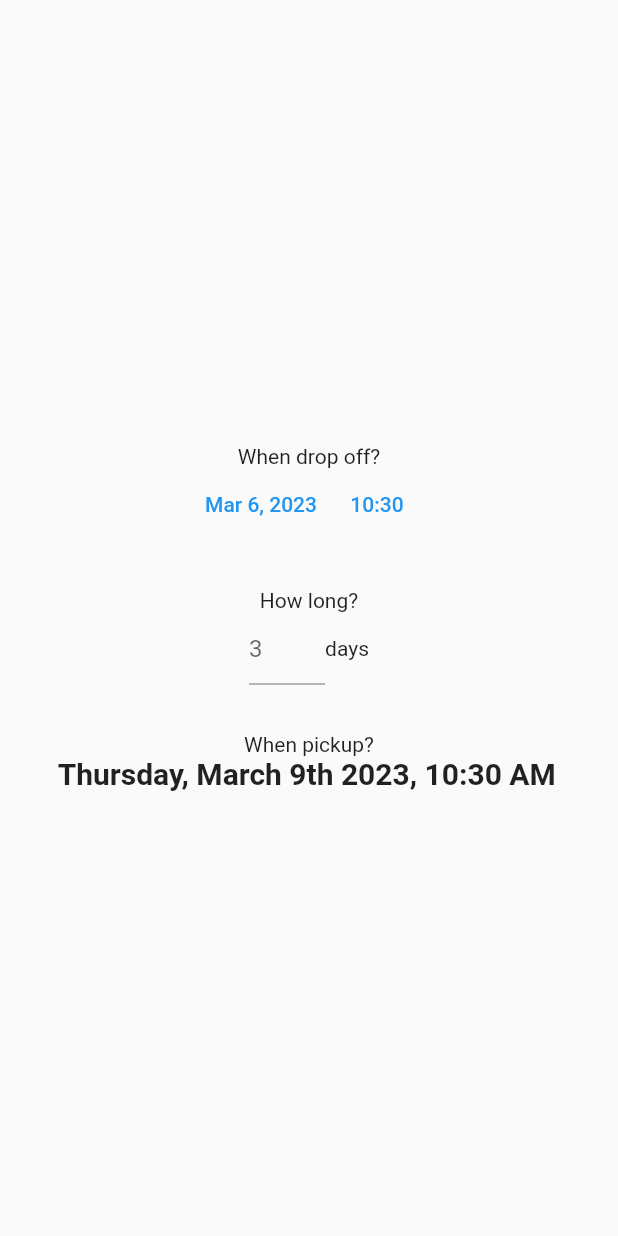
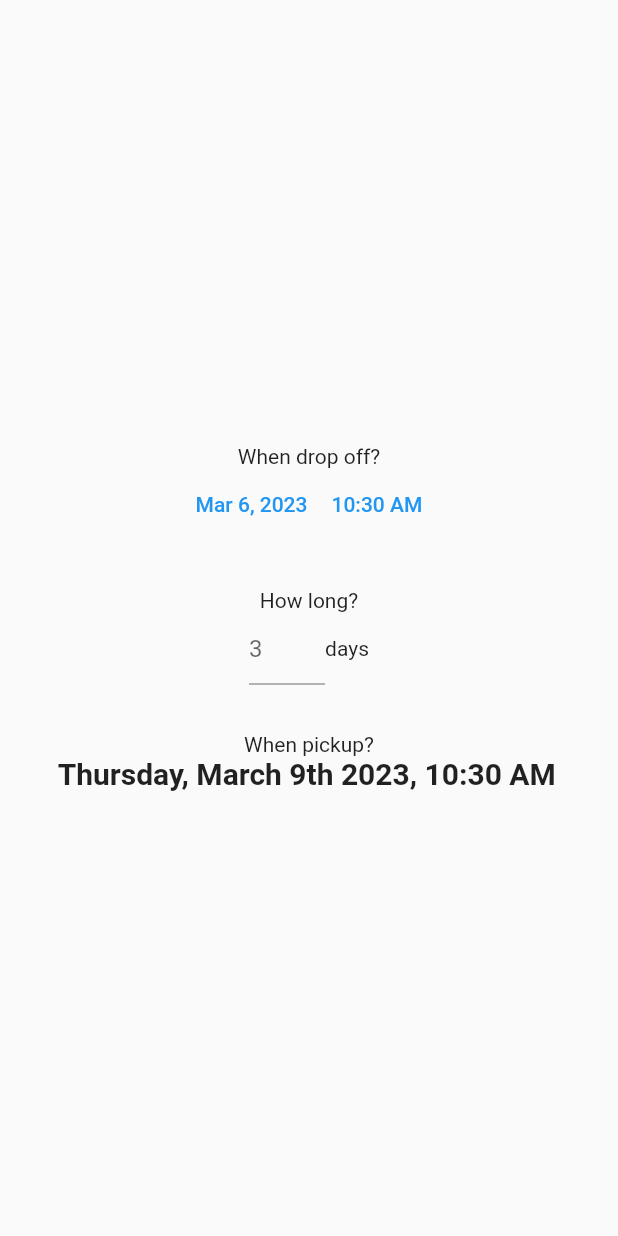
Before and after one commit to jasonals/when_pickup, a Flutter app: the screen it shows after launch, on a phone screen of 412 x 824 dp. Run offline on Flutter 3.47's test engine with Material 2 defaults, Android fonts, the phone set to English and light mode, and no system bars; our stand-ins replace flutter_hooks, jiffy.

Commit message:
format time in 12 hour format

```diff
--- a/lib/main.dart
+++ b/lib/main.dart
@@ -74,7 +74,7 @@ class MyHomePage extends HookWidget {
                       val.minute,
                     );
                   },
-                  child: Text(Jiffy(date.value).Hm),
+                  child: Text(Jiffy(date.value).format('h:mm a')),
                 ),
               ],
             ),
```
